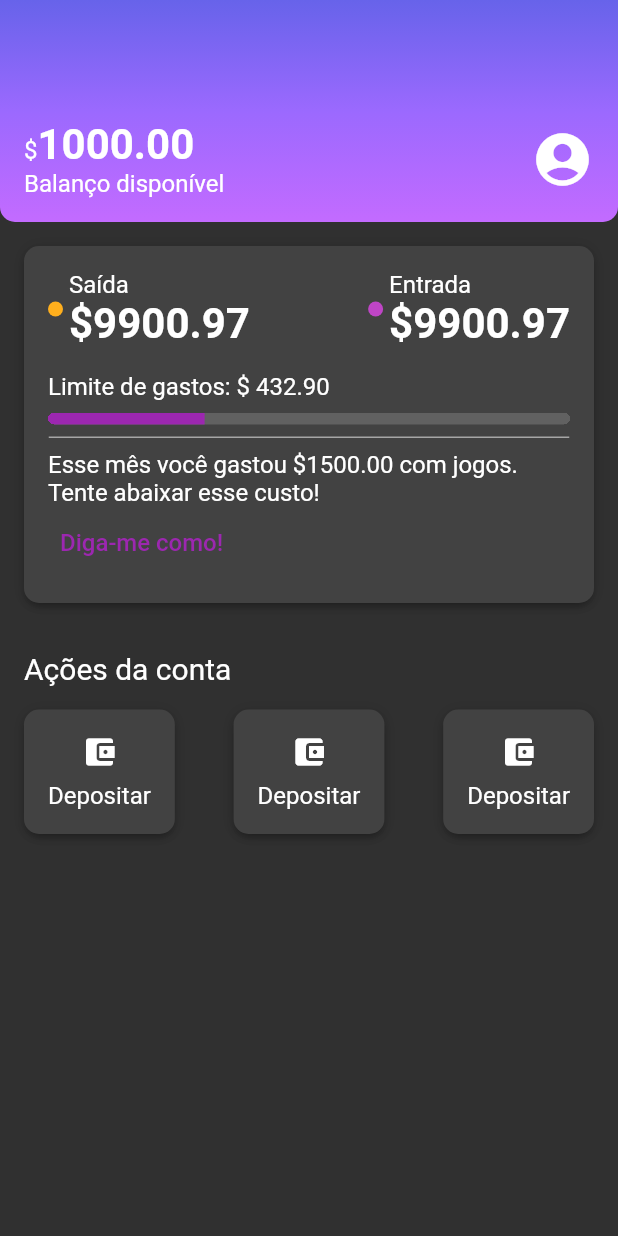
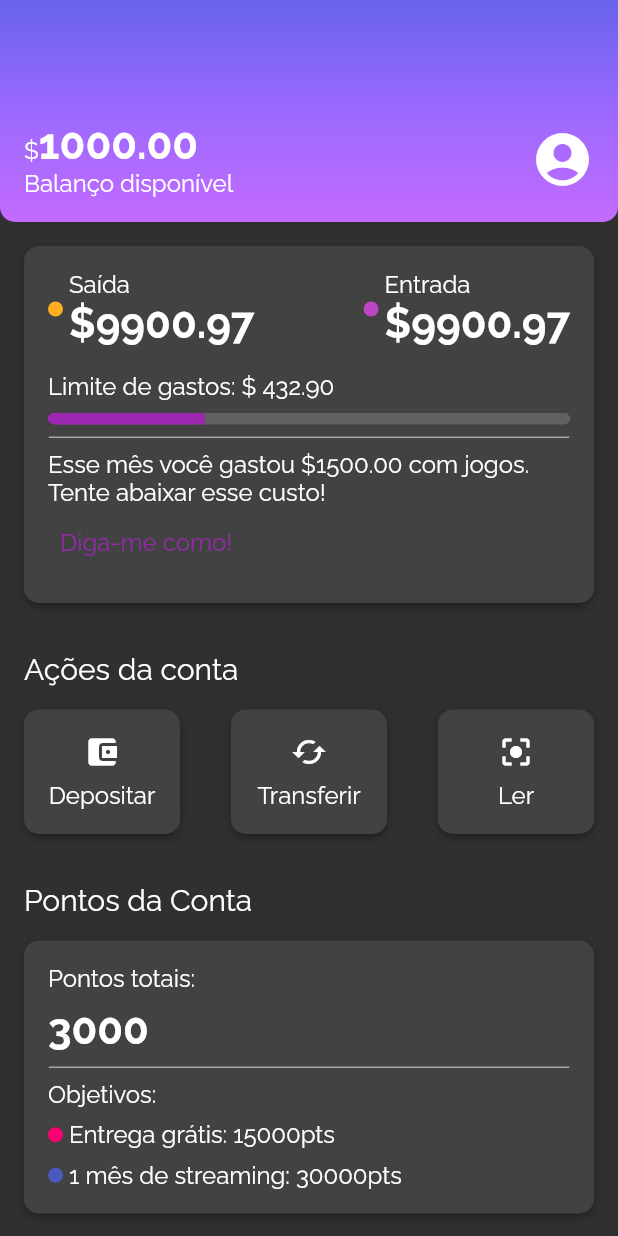
Before and after one commit to HiagoW/Flutter-Layout-Course, a Flutter app: the screen it shows after launch, on a phone screen of 412 x 824 dp. Run offline on Flutter 3.47's test engine with Material 2 defaults, Android fonts, the phone set to English and light mode, and no system bars.

Commit message:
Last component

```diff
--- a/lib/components/box_card.dart
+++ b/lib/components/box_card.dart
@@ -7,7 +7,7 @@ class BoxCard extends StatelessWidget {
 
   @override
   Widget build(BuildContext context) {
-    return Container(
+    return Ink(
       child: boxContent,
       padding: const EdgeInsets.all(16),
       decoration: BoxDecoration(
--- a/lib/components/sections/account_actions.dart
+++ b/lib/components/sections/account_actions.dart
@@ -21,22 +21,31 @@ class AccountActions extends StatelessWidget {
           Row(
             mainAxisAlignment: MainAxisAlignment.spaceBetween,
             children: [
-              BoxCard(
+              InkWell(
+                onTap: () {},
+                child: BoxCard(
                   boxContent: _AccountActionsContent(
                     icon: Icon(Icons.account_balance_wallet),
                     text: 'Depositar',
                   ),
                 ),
-              BoxCard(
+              ),
+              InkWell(
+                onTap: () {},
+                child: BoxCard(
                   boxContent: _AccountActionsContent(
-                  icon: Icon(Icons.account_balance_wallet),
-                  text: 'Depositar',
+                    icon: Icon(Icons.cached),
+                    text: 'Transferir',
                   ),
                 ),
-              BoxCard(
+              ),
+              InkWell(
+                onTap: () {},
+                child: BoxCard(
                   boxContent: _AccountActionsContent(
-                  icon: Icon(Icons.account_balance_wallet),
-                  text: 'Depositar',
+                    icon: Icon(Icons.center_focus_strong),
+                    text: 'Ler',
+                  ),
                 ),
               ),
             ],
@@ -56,7 +65,9 @@ class _AccountActionsContent extends StatelessWidget {
 
   @override
   Widget build(BuildContext context) {
-    return Column(
+    return Container(
+      width: 72,
+      child: Column(
         children: [
           Padding(
             padding: const EdgeInsets.only(bottom: 8.0),
@@ -64,6 +75,7 @@ class _AccountActionsContent extends StatelessWidget {
           ),
           Text(text),
         ],
+      ),
     );
   }
 }
--- /dev/null
+++ b/lib/components/sections/account_points.dart
@@ -0,0 +1,88 @@
+import 'package:alubank/components/box_card.dart';
+import 'package:alubank/components/color_dot.dart';
+import 'package:alubank/components/content_division.dart';
+import 'package:alubank/themes/theme_colors.dart';
+import 'package:flutter/material.dart';
+
+class AccountPoints extends StatelessWidget {
+  const AccountPoints({Key? key}) : super(key: key);
+
+  @override
+  Widget build(BuildContext context) {
+    return Padding(
+      padding: const EdgeInsets.all(16),
+      child: Column(
+        crossAxisAlignment: CrossAxisAlignment.start,
+        children: [
+          Padding(
+            padding: const EdgeInsets.only(bottom: 16),
+            child: Text(
+              'Pontos da Conta',
+              style: Theme.of(context).textTheme.titleMedium,
+            ),
+          ),
+          BoxCard(
+            boxContent: _AccountPointsContent(),
+          )
+        ],
+      ),
+    );
+  }
+}
+
+class _AccountPointsContent extends StatelessWidget {
+  const _AccountPointsContent({Key? key}) : super(key: key);
+
+  @override
+  Widget build(BuildContext context) {
+    return Column(
+      crossAxisAlignment: CrossAxisAlignment.start,
+      children: [
+        Padding(
+          padding: const EdgeInsets.only(bottom: 8.0),
+          child: Text('Pontos totais:'),
+        ),
+        Padding(
+          padding: const EdgeInsets.only(bottom: 8.0),
+          child: Text(
+            '3000',
+            style: Theme.of(context).textTheme.bodyLarge,
+          ),
+        ),
+        Padding(
+          padding: const EdgeInsets.only(bottom: 8.0),
+          child: ContentDivision(),
+        ),
+        Padding(
+          padding: const EdgeInsets.only(bottom: 8.0),
+          child: Text('Objetivos:'),
+        ),
+        Padding(
+          padding: const EdgeInsets.only(bottom: 8.0),
+          child: Row(
+            children: [
+              Padding(
+                padding: const EdgeInsets.only(right: 4),
+                child: ColorDot(
+                  color: ThemeColors.accountPoints['delivery'],
+                ),
+              ),
+              Text('Entrega grátis: 15000pts')
+            ],
+          ),
+        ),
+        Row(
+          children: [
+            Padding(
+              padding: const EdgeInsets.only(right: 4),
+              child: ColorDot(
+                color: ThemeColors.accountPoints['streaming'],
+              ),
+            ),
+            Text('1 mês de streaming: 30000pts')
+          ],
+        ),
+      ],
+    );
+  }
+}
--- a/lib/screens/home.dart
+++ b/lib/screens/home.dart
@@ -2,6 +2,7 @@ import 'package:alubank/components/box_card.dart';
 import 'package:alubank/components/color_dot.dart';
 import 'package:alubank/components/content_division.dart';
 import 'package:alubank/components/sections/account_actions.dart';
+import 'package:alubank/components/sections/account_points.dart';
 import 'package:alubank/components/sections/header.dart';
 import 'package:alubank/components/sections/recent_activity.dart';
 import 'package:alubank/themes/theme_colors.dart';
@@ -13,12 +14,15 @@ class Home extends StatelessWidget {
   @override
   Widget build(BuildContext context) {
     return Scaffold(
-      body: Column(
-        children: <Widget>[
-          Header(),
-          RecentActivity(),
-          AccountActions(),
-        ],
+      body: SingleChildScrollView(
+        child: Column(
+          children: <Widget>[
+            Header(),
+            RecentActivity(),
+            AccountActions(),
+            AccountPoints()
+          ],
+        ),
       ),
     );
   }
--- a/lib/themes/my_theme.dart
+++ b/lib/themes/my_theme.dart
@@ -5,6 +5,7 @@ ThemeData MyTheme = ThemeData(
   primarySwatch: ThemeColors.primaryColor,
   primaryColor: ThemeColors.primaryColor,
   brightness: Brightness.dark,
+  fontFamily: 'Raleway',
   textTheme: TextTheme(
     bodyMedium: TextStyle(
       fontSize: 16,
--- a/lib/themes/theme_colors.dart
+++ b/lib/themes/theme_colors.dart
@@ -11,5 +11,9 @@ class ThemeColors {
     'spent': Color.fromRGBO(255, 175, 29, 1.0),
     'income': Color.fromRGBO(191, 69, 198, 1.0),
   };
+  static const accountPoints = {
+    'delivery': Color.fromRGBO(250, 0, 112, 1.0),
+    'streaming': Color.fromRGBO(75, 89, 191, 1.0)
+  };
   static const division = Color.fromRGBO(166, 166, 166, 1.0);
 }
```
Also changed, not shown: pubspec.yaml (+7 -0 lines), fonts/Raleway-Bold.ttf (added), fonts/Raleway-Regular.ttf (added). Lines whose indentation alone changed are shown as unchanged.
